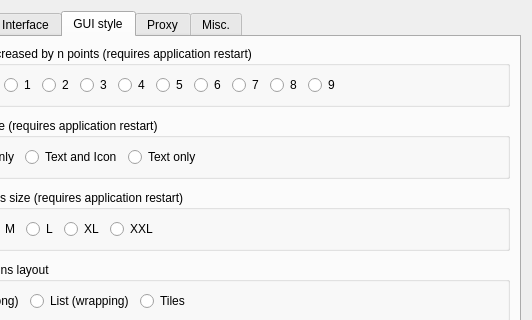
This is src/preferences_dialog.ui in krispykiq/RcloneBrowser-1 as Qt 5 draws it before an edit; both pictures show x 88 to 620 and y 0 to 320 of the 620 by 758 pixel window. The edited form follows.
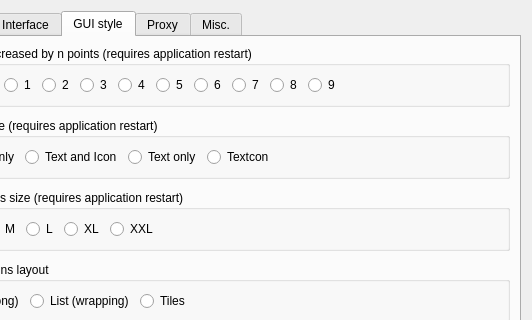
This is the edited form. The open tabs and pages were chosen to show the change.

```diff
--- a/src/preferences_dialog.ui
+++ b/src/preferences_dialog.ui
@@ -738,6 +738,13 @@
             </property>
            </widget>
           </item>
+          <item>
+           <widget class="QRadioButton" name="cb_textcon">
+            <property name="text">
+             <string>Textcon</string>
+            </property>
+           </widget>
+          </item>
           <item>
            <spacer name="horizontalSpacer_3">
             <property name="orientation">
```
